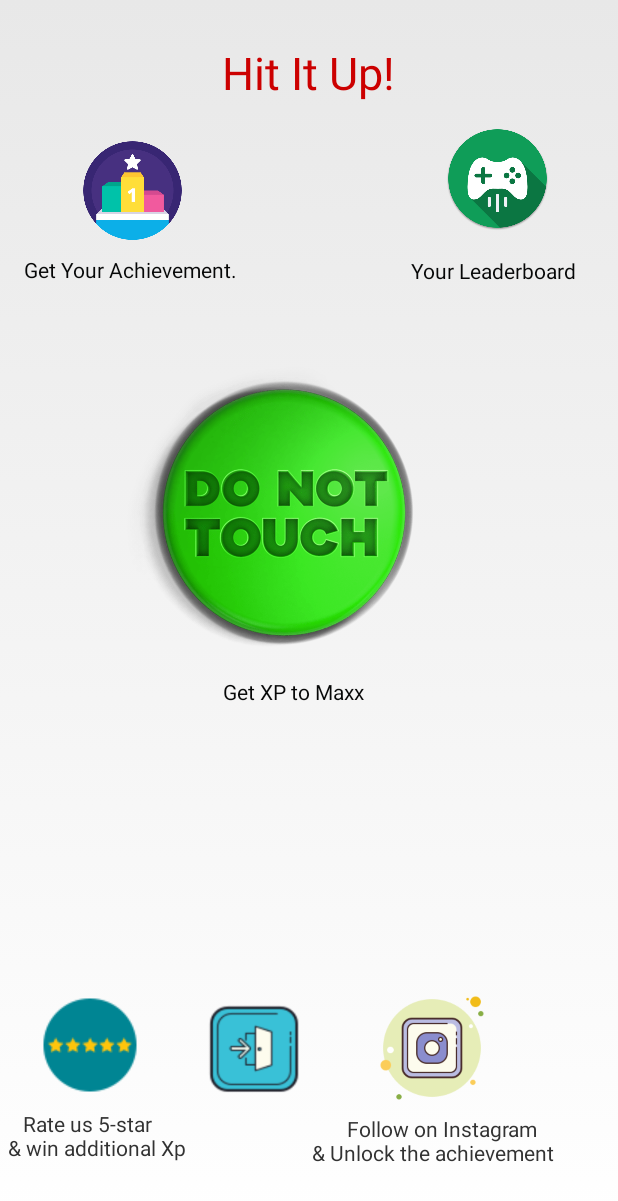
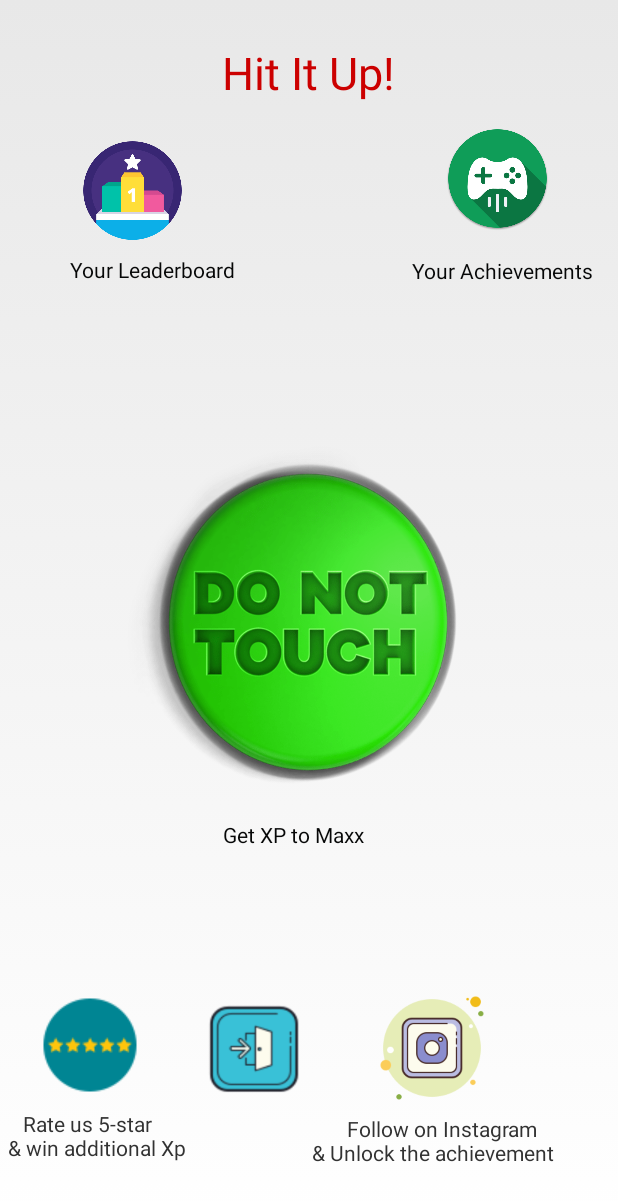
Before and after one commit to nnishad/OneTapXP_Booster, an Android app: the screen it shows after launch (MainActivity), on a phone screen of 412 x 824 dp. Shown: the top 1201 px of the screen. Run offline under Robolectric (Android 15) with nearby library versions, the phone set to English and light mode, and no system bars; our stand-ins replace AdMob; 3 statements that could not run were skipped.

Commit message:
Values Reversed

```diff
--- a/app/src/main/res/layout/activity_main.xml
+++ b/app/src/main/res/layout/activity_main.xml
@@ -50,16 +50,17 @@
         <Button
             android:id="@+id/button_single_player_2"
             style="@style/MainScreenButton"
-            android:layout_width="216dp"
-            android:layout_height="219dp"
-            android:layout_marginTop="232dp"
+            android:layout_width="248dp"
+            android:layout_height="264dp"
+            android:layout_marginTop="8dp"
+            android:layout_marginBottom="84dp"
             android:background="@drawable/do_not_touch"
             app:layout_constraintBottom_toTopOf="@+id/frameLayout2"
             app:layout_constraintEnd_toEndOf="parent"
-            app:layout_constraintHorizontal_bias="0.414"
+            app:layout_constraintHorizontal_bias="0.496"
             app:layout_constraintStart_toStartOf="parent"
             app:layout_constraintTop_toTopOf="parent"
-            app:layout_constraintVertical_bias="0.0" />
+            app:layout_constraintVertical_bias="1.0" />
 
         <TextView
             android:id="@+id/textView2"
@@ -96,11 +97,11 @@
             android:layout_marginTop="8dp"
             android:layout_marginEnd="136dp"
             android:layout_marginRight="136dp"
-            android:text="@string/see_invitations_explanation"
+            android:text="@string/invite_players_explanation"
             android:textColor="#060707"
             app:layout_constraintBottom_toBottomOf="parent"
             app:layout_constraintEnd_toEndOf="parent"
-            app:layout_constraintHorizontal_bias="0.066"
+            app:layout_constraintHorizontal_bias="0.246"
             app:layout_constraintStart_toStartOf="parent"
             app:layout_constraintTop_toBottomOf="@+id/button_invite_players"
             app:layout_constraintVertical_bias="0.0" />
@@ -111,11 +112,11 @@
             android:layout_width="wrap_content"
             android:layout_height="wrap_content"
             android:layout_marginTop="8dp"
-            android:text="@string/invite_players_explanation"
+            android:text="@string/see_invitations_explanation"
             android:textColor="#060707"
             app:layout_constraintBottom_toBottomOf="parent"
             app:layout_constraintEnd_toEndOf="parent"
-            app:layout_constraintHorizontal_bias="0.909"
+            app:layout_constraintHorizontal_bias="0.944"
             app:layout_constraintStart_toStartOf="parent"
             app:layout_constraintTop_toBottomOf="@+id/button_see_invitations"
             app:layout_constraintVertical_bias="0.014" />
@@ -254,8 +255,7 @@
             ads:layout_constraintEnd_toEndOf="parent"
             ads:layout_constraintHorizontal_bias="0.5"
             ads:layout_constraintStart_toStartOf="parent"
-            ads:layout_constraintTop_toBottomOf="@+id/textView2"
-            tools:ignore="MissingConstraints"></com.google.android.gms.ads.AdView>
+            ads:layout_constraintTop_toBottomOf="@+id/textView2" />
     </androidx.constraintlayout.widget.ConstraintLayout>
 
 
--- a/app/src/main/res/values/strings.xml
+++ b/app/src/main/res/values/strings.xml
@@ -20,7 +20,7 @@
     <string name="game_blurb">You are <b>few seconds away</b>\nto won <b>Max XP</b> to your Account.</string>
     <string name="single_player_explanation">Get XP to Maxx</string>
     <string name="invite_players_explanation">Your Leaderboard</string>
-    <string name="see_invitations_explanation">Get Your Achievement.</string>
+    <string name="see_invitations_explanation">Your Achievements</string>
     <string name="signin_other_error">There was an issue with sign in. Please try again later.</string>
     <string name="status_exception_error">%1$s (status %2$d). %3$s.</string>
 
```
